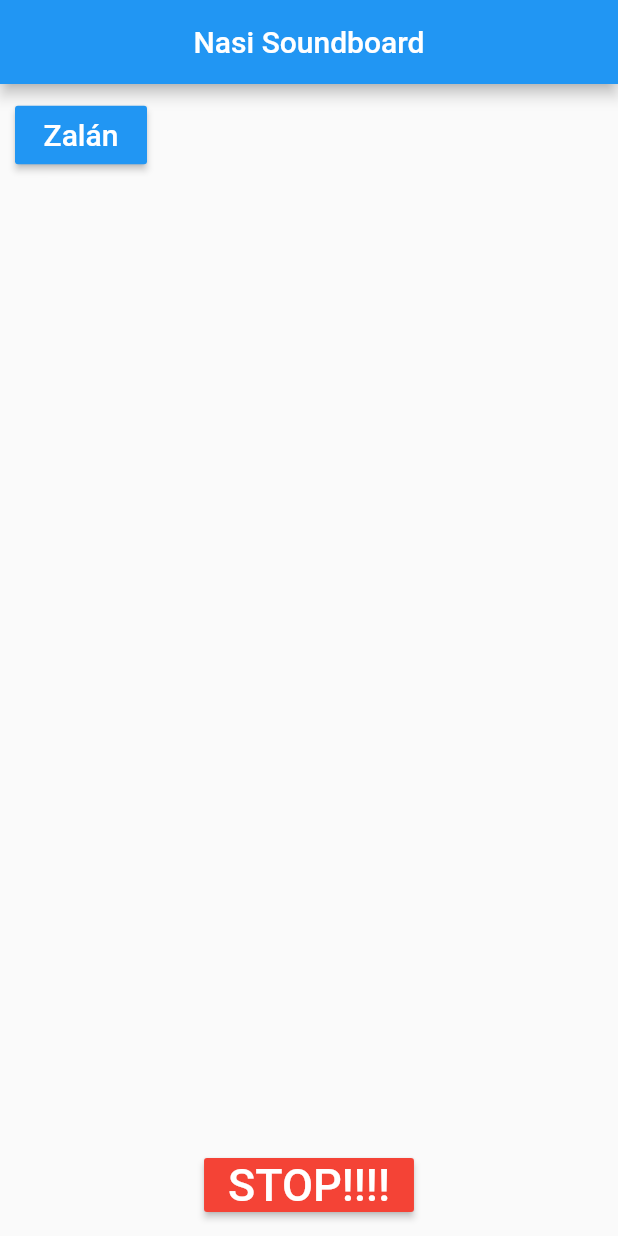
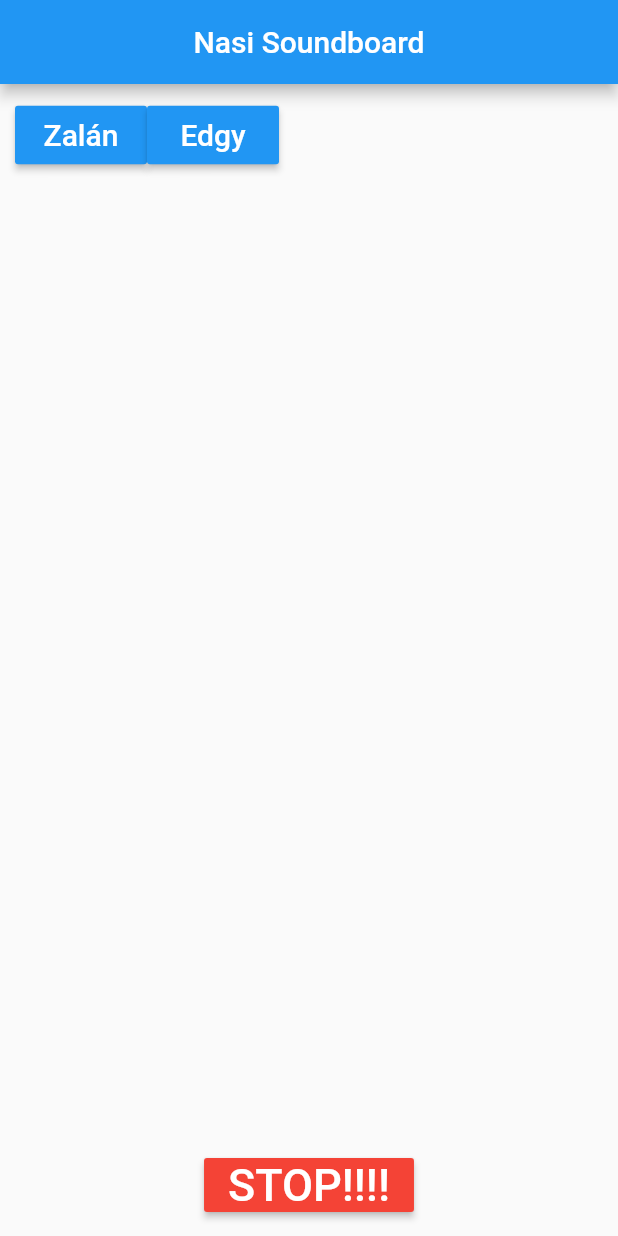
Before and after one commit to Nemeth-Tamas/nasi_sounboard, a Flutter app: the screen it shows after launch, on a phone screen of 412 x 824 dp. Run offline on Flutter 3.47's test engine with Material 2 defaults, Android fonts, the phone set to English and light mode, and no system bars; our stand-ins replace audioplayers.

Commit message:
Added button

```diff
--- a/lib/main.dart
+++ b/lib/main.dart
@@ -59,6 +59,16 @@ class _SounboardState extends State<Sounboard> {
                               child: Text(
                                 "Zalán",
                                 style: TextStyle(fontSize: 20.0),
+                              )),
+                          RaisedButton(
+                              color: Colors.blue,
+                              textColor: Colors.white,
+                              padding: EdgeInsets.all(8.0),
+                              splashColor: Colors.blueAccent,
+                              onPressed: () => playLocal("edgy.wav"),
+                              child: Text(
+                                "Edgy",
+                                style: TextStyle(fontSize: 20.0),
                               ))
                         ],
                       ),
```
Also changed, not shown: 1 other file.
